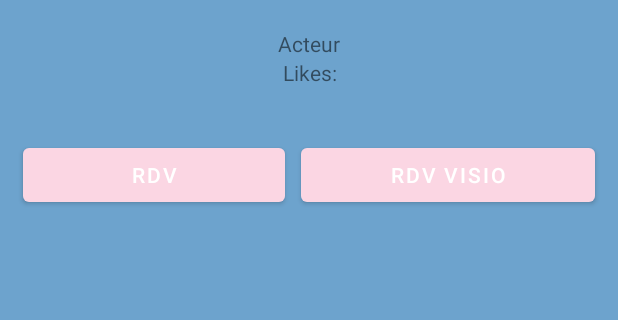
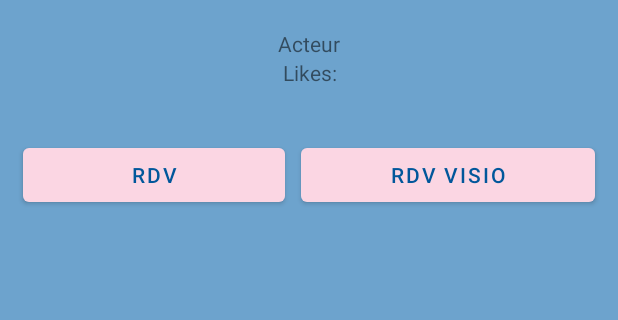
Before and after one commit to DocDirect2021/Doc_Direct, an Android app: the DetailActivity screen opened directly, with no data from a screen before it, on a phone screen of 412 x 824 dp, the part 360-680 px from its top. Run offline under Robolectric (Android 15) with nearby library versions, the phone set to English and light mode, and no system bars; pictures from the network do not load; 3 statements that could not run were skipped.

```diff
--- a/app/src/main/res/layout/activity_detail.xml
+++ b/app/src/main/res/layout/activity_detail.xml
@@ -64,7 +64,8 @@
                 android:layout_height="wrap_content"
                 android:layout_margin="5dp"
                 android:layout_weight="1"
-                android:text="RDV" />
+                android:text="RDV"
+                android:textColor="#01579B" />
 
             <Button
                 android:id="@+id/button3"
@@ -72,7 +73,8 @@
                 android:layout_height="wrap_content"
                 android:layout_margin="5dp"
                 android:layout_weight="1"
-                android:text="RDV Visio" />
+                android:text="RDV Visio"
+                android:textColor="#01579B" />
         </LinearLayout>
     </LinearLayout>
 
```
Also changed, not shown: app/src/main/java/com/projetdam/docdirect/fragments/FragmentAccueil.java (+23 -20 lines), app/src/main/java/com/projetdam/docdirect/fragments/FragmentFilter.java (+15 -19 lines).
